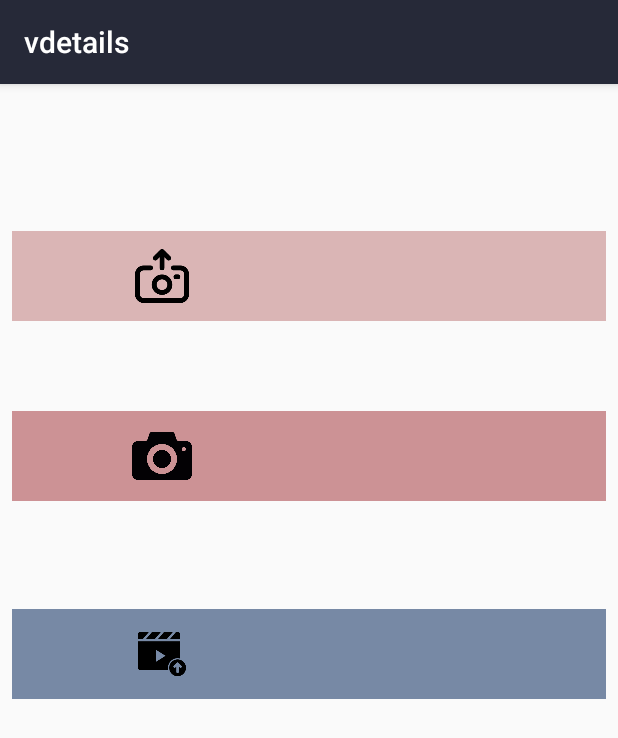
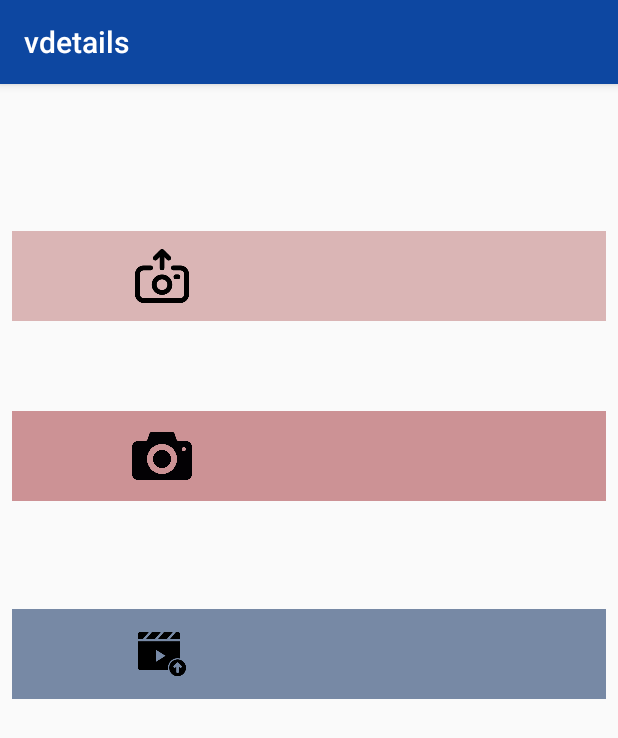
Before and after one commit to Yaswanth3277/vdetails, an Android app: the screen it shows after launch (MainActivity), on a phone screen of 412 x 824 dp. Shown: the top 738 px of the screen. Run offline under Robolectric (Android 15) with nearby library versions, the phone set to English and light mode, and no system bars.

```diff
--- a/app/src/main/res/values/colors.xml
+++ b/app/src/main/res/values/colors.xml
@@ -1,7 +1,7 @@
 <?xml version="1.0" encoding="utf-8"?>
 <resources>
-    <color name="colorPrimary">#262938</color>
-    <color name="colorPrimaryDark">#181A24</color>
+    <color name="colorPrimary">#0d47a1</color>
+    <color name="colorPrimaryDark">#1565c0</color>
     <color name="colorAccent">#FF4081</color>
     <color name="colorWhite">#FFFFFF</color>
     <color name="colorTransparentWhite">#cccccc</color>
```
